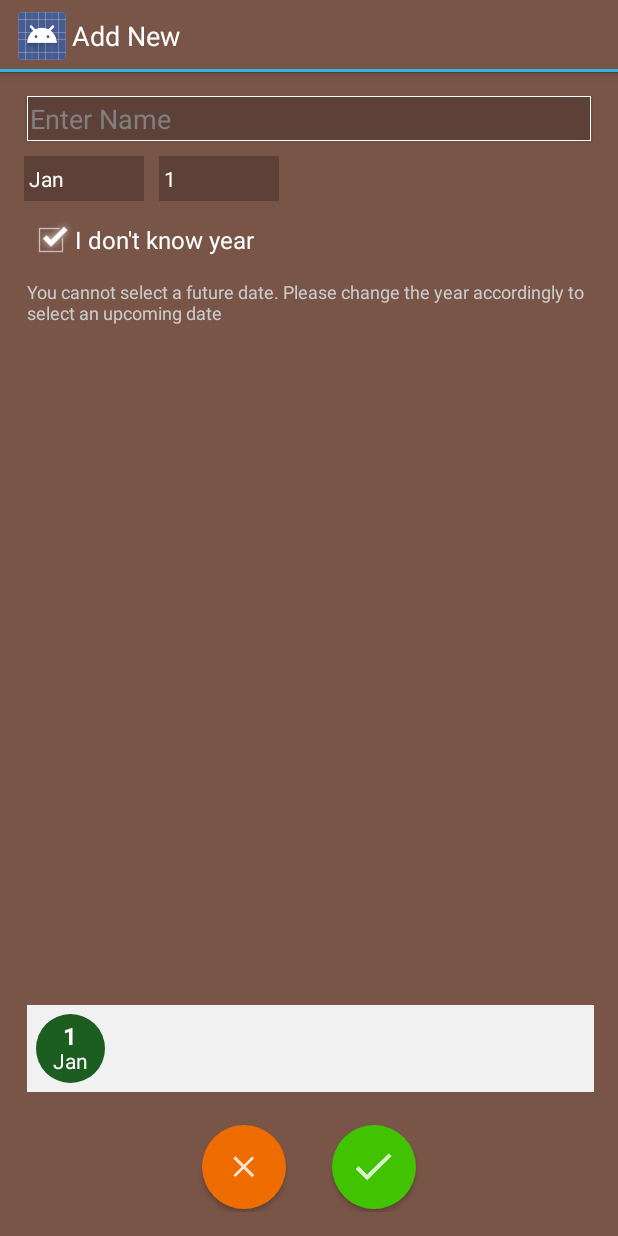
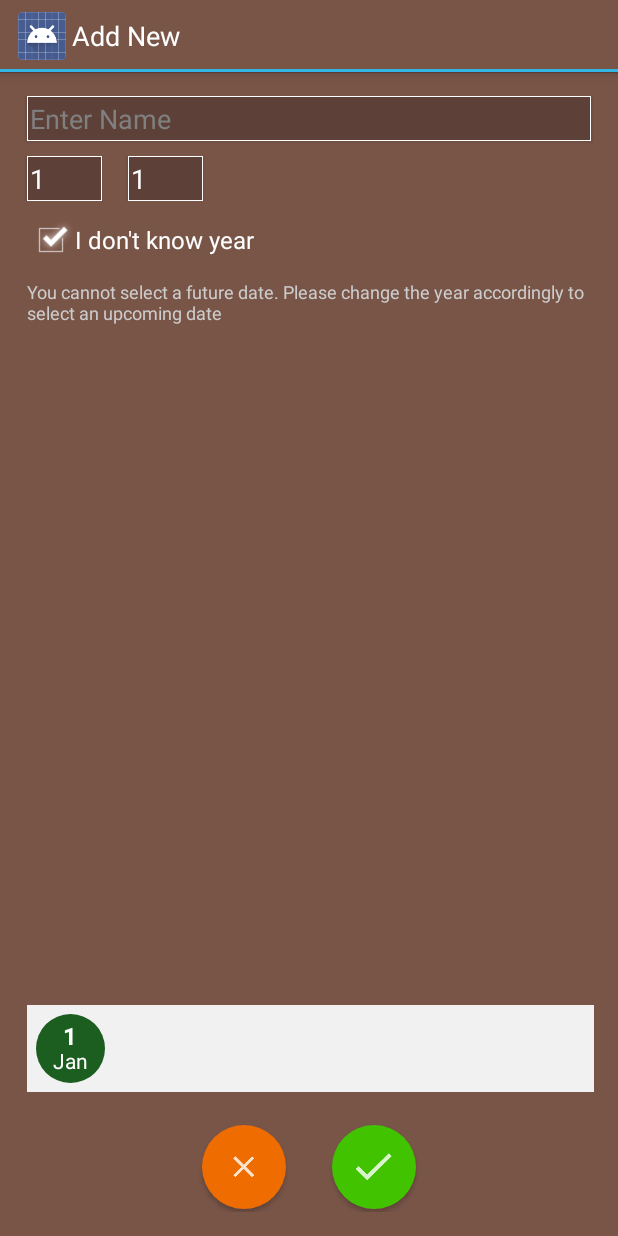
Before and after one commit to antandbuffalo/BirthdayReminder, an Android app: the AddNew screen opened directly, with no data from a screen before it, on a phone screen of 412 x 824 dp. Run offline under Robolectric (Android 15) with nearby library versions, the phone set to English and light mode, and no system bars.

Commit message:
placed text box instead of spinner

```diff
--- a/app/src/main/java/com/antandbuffalo/birthdayreminder/addnew/AddNew.java
+++ b/app/src/main/java/com/antandbuffalo/birthdayreminder/addnew/AddNew.java
@@ -33,7 +33,7 @@ public class AddNew extends FragmentActivity {
     AddNewViewModel addNewViewModel;
 
     TextView namePreview, desc, dateField, monthField, yearField;
-    Spinner yearSpinner, monthSpinner, datesSpinner;
+    EditText dateInput, monthInput, yearInput;
     LinearLayout circle;
     CheckBox removeYear;
 
@@ -54,55 +54,10 @@ public class AddNew extends FragmentActivity {
         currentDayOfYear = Util.getCurrentDayOfYear();
         recentDayOfYear = Util.getRecentDayOfYear();
 
-        addYearsToSpinner(yearSpinner);
-        addMonthsToSpinner(monthSpinner);
-        addDatesToSpinner(datesSpinner);
+        dateInput.setText(addNewViewModel.getSelectedDate() + "");
+        monthInput.setText(addNewViewModel.getSelectedMonth() + "");
+        yearInput.setText(addNewViewModel.getSelectedYear() + "");
 
-        yearSpinner.setSelection(addNewViewModel.getSelectedYearPosition());
-        monthSpinner.setSelection(addNewViewModel.getSelectedMonthPosition());
-        datesSpinner.setSelection(addNewViewModel.getSelectedDatePosition());
-
-        yearSpinner.setOnItemSelectedListener(new AdapterView.OnItemSelectedListener() {
-            @Override
-            public void onItemSelected(AdapterView<?> parent, View view, int position, long id) {
-                addNewViewModel.setSelectedYear(Integer.parseInt(yearSpinner.getSelectedItem().toString()));
-                addMonthsToSpinner(monthSpinner);
-                addDatesToSpinner(datesSpinner);
-                monthSpinner.setSelection(addNewViewModel.getSelectedMonthPosition());
-                datesSpinner.setSelection(addNewViewModel.getSelectedDatePosition());
-                preview();
-            }
-            @Override
-            public void onNothingSelected(AdapterView<?> parent) {
-            }
-        });
-
-        monthSpinner.setOnItemSelectedListener(new AdapterView.OnItemSelectedListener() {
-            @Override
-            public void onItemSelected(AdapterView<?> parent, View view, int position, long id) {
-                Log.i("Item select", "" + position);
-                addNewViewModel.setSelectedMonth(monthSpinner.getSelectedItemPosition());
-                addDatesToSpinner(datesSpinner);
-                datesSpinner.setSelection(addNewViewModel.getSelectedDatePosition());
-                preview();
-            }
-            @Override
-            public void onNothingSelected(AdapterView<?> parent) {
-                Log.i("Item select", "" + parent);
-            }
-        });
-
-        datesSpinner.setOnItemSelectedListener(new AdapterView.OnItemSelectedListener() {
-            @Override
-            public void onItemSelected(AdapterView<?> parent, View view, int position, long id) {
-                addNewViewModel.setSelectedDate(Integer.parseInt(datesSpinner.getSelectedItem().toString()));
-                preview();
-            }
-            @Override
-            public void onNothingSelected(AdapterView<?> parent) {
-                Log.i("Item select", "" + parent);
-            }
-        });
         name.addTextChangedListener(new TextWatcher() {
             @Override
             public void beforeTextChanged(CharSequence s, int start, int count, int after) {
@@ -124,16 +79,11 @@ public class AddNew extends FragmentActivity {
             public void onCheckedChanged(CompoundButton buttonView, boolean isChecked) {
                 addNewViewModel.setRemoveYear(isChecked);
                 if(isChecked) {
-                    yearSpinner.setVisibility(View.INVISIBLE);
+                    yearInput.setVisibility(View.INVISIBLE);
                 }
                 else {
-                    yearSpinner.setVisibility(View.VISIBLE);
+                    yearInput.setVisibility(View.VISIBLE);
                 }
-                addMonthsToSpinner(monthSpinner);
-                addDatesToSpinner(datesSpinner);
-                monthSpinner.setSelection(addNewViewModel.getSelectedMonthPosition());
-                datesSpinner.setSelection(addNewViewModel.getSelectedDatePosition());
-                yearSpinner.setSelection(addNewViewModel.getSelectedYearPosition());
                 preview();
             }
         });
@@ -207,28 +157,6 @@ public class AddNew extends FragmentActivity {
         removeYear.setChecked(addNewViewModel.getRemoveYear());
     }
 
-    public void addMonthsToSpinner(Spinner spinner) {
-        ArrayAdapter<String> dataAdapter = new ArrayAdapter<String>(this,
-                R.layout.spinner_item, addNewViewModel.getMonths());
-        dataAdapter.setDropDownViewResource(android.R.layout.simple_spinner_dropdown_item);
-        spinner.setAdapter(dataAdapter);
-    }
-
-    public void addDatesToSpinner(Spinner spinner) {
-        ArrayAdapter<String> dataAdapter = new ArrayAdapter<String>(this,
-                R.layout.spinner_item, addNewViewModel.getDates());
-        dataAdapter.setDropDownViewResource(android.R.layout.simple_spinner_dropdown_item);
-        spinner.setAdapter(dataAdapter);
-    }
-
-    public void addYearsToSpinner(Spinner spinner) {
-        ArrayAdapter<String> dataAdapter = new ArrayAdapter<String>(this,
-                R.layout.spinner_item, addNewViewModel.getYears());
-        //ArrayAdapter
-        dataAdapter.setDropDownViewResource(android.R.layout.simple_spinner_dropdown_item);
-        spinner.setAdapter(dataAdapter);
-    }
-
     public void preview() {
         addNewViewModel.setDateOfBirth();
 
@@ -273,11 +201,11 @@ public class AddNew extends FragmentActivity {
     public void initLayout() {
         name = (EditText)findViewById(R.id.personName);
 
+        dateInput = (EditText) findViewById(R.id.date);
+        monthInput = (EditText)findViewById(R.id.month);
+        yearInput = findViewById(R.id.year);
+
         removeYear = (CheckBox) findViewById(R.id.removeYear);
-
-        monthSpinner = (Spinner) findViewById(R.id.monthSpinner);
-        datesSpinner = (Spinner) findViewById(R.id.dateSpinner);
-        yearSpinner = (Spinner) findViewById(R.id.yearSpinner);
 
         save = (ImageButton) findViewById(R.id.save);
         save.setBackgroundResource(R.drawable.save_button);
@@ -299,8 +227,8 @@ public class AddNew extends FragmentActivity {
         name.setText(addNewViewModel.name);
         removeYear.setChecked(addNewViewModel.getRemoveYear());
 
-        yearSpinner.setSelection(addNewViewModel.getSelectedYearPosition());
-        monthSpinner.setSelection(addNewViewModel.getSelectedMonthPosition());
-        datesSpinner.setSelection(addNewViewModel.getSelectedDatePosition());
+        yearInput.setText("");
+        monthInput.setText("");
+        dateInput.setText("");
     }
 }
--- a/app/src/main/java/com/antandbuffalo/birthdayreminder/addnew/AddNewViewModel.java
+++ b/app/src/main/java/com/antandbuffalo/birthdayreminder/addnew/AddNewViewModel.java
@@ -31,7 +31,8 @@ public class AddNewViewModel extends ViewModel {
         cal.setTime(new Date());
         date = cal.get(Calendar.DATE);
         month = cal.get(Calendar.MONTH);
-        year = Constants.REMOVE_YEAR_VALUE;
+        year = cal.get(Calendar.YEAR);
+        //year = Constants.REMOVE_YEAR_VALUE;
 
         isRemoveYear = true;
         name = "";
@@ -45,7 +46,7 @@ public class AddNewViewModel extends ViewModel {
 
     public void setRemoveYear(Boolean removeYear) {
         if(removeYear) {
-            year = Constants.REMOVE_YEAR_VALUE;
+            //year = Constants.REMOVE_YEAR_VALUE;
         }
         isRemoveYear = removeYear;
     }
@@ -59,27 +60,16 @@ public class AddNewViewModel extends ViewModel {
         return (year % 4 == 0);
     }
 
-    public Integer getSelectedYearPosition() {
-        Map<Integer, Integer> yearsMap = getYearsMapper();
-        return yearsMap.get(year);
+    public Integer getSelectedYear() {
+        return year;
     }
 
-    public Integer getSelectedMonthPosition() {
-        List monthsList = getMonths();
-        if(month > monthsList.size() - 1) {
-            month = monthsList.size() - 1;
-        }
-        return month;
+    public Integer getSelectedMonth() {
+        return month + 1;
     }
 
-    public Integer getSelectedDatePosition() {
-        List dateList = getDates();
-        //need to check the max value. Because of different values of month like 28, 29, 30 and 31 days.
-        if(date > dateList.size()) {
-            date = dateList.size();
-        }
-        //date starts from 1. So for the position substract 1
-        return (date - 1);
+    public Integer getSelectedDate() {
+        return date;
     }
 
     public List getDates() {
--- a/app/src/main/res/layout/add_new.xml
+++ b/app/src/main/res/layout/add_new.xml
@@ -11,8 +11,8 @@
         android:id="@+id/personName"
         android:layout_width="wrap_content"
         android:layout_height="30sp"
+        android:layout_alignParentStart="true"
         android:layout_alignParentEnd="true"
-        android:layout_alignParentStart="true"
         android:layout_marginLeft="2sp"
         android:layout_marginRight="2sp"
         android:background="@drawable/addnew_edittext"
@@ -38,34 +38,47 @@
             android:layout_height="match_parent"
             android:orientation="horizontal">
 
-            <Spinner
-                android:id="@+id/monthSpinner"
-                android:layout_width="wrap_content"
-                android:layout_height="match_parent"
-                android:background="@color/bg_edit_text"
-                android:dropDownWidth="80dp"
-                android:paddingLeft="3dp"
-                android:minWidth="80dp" />
+            <EditText
+                android:id="@+id/date"
+                android:layout_width="50dp"
+                android:layout_height="30sp"
+                android:layout_alignParentStart="true"
+                android:layout_alignParentEnd="true"
+                android:layout_marginLeft="2sp"
+                android:layout_marginRight="2sp"
+                android:background="@drawable/addnew_edittext"
+                android:elevation="2dp"
+                android:ems="10"
+                android:hint="DD"
+                android:inputType="date"
+                android:paddingLeft="2dp"
+                android:textColor="@color/addnew_font" />
 
-            <Spinner
-                android:id="@+id/dateSpinner"
-                android:layout_width="wrap_content"
-                android:layout_height="match_parent"
-                android:background="@color/bg_edit_text"
-                android:dropDownWidth="80dp"
-                android:layout_marginLeft="10dp"
-                android:paddingLeft="3dp"
-                android:minWidth="80dp" />
+            <EditText
+                android:id="@+id/month"
+                android:layout_width="50dp"
+                android:layout_height="30sp"
+                android:layout_marginLeft="15sp"
+                android:background="@drawable/addnew_edittext"
+                android:elevation="2dp"
+                android:ems="10"
+                android:hint="MM"
+                android:inputType="date"
+                android:paddingLeft="2dp"
+                android:textColor="@color/addnew_font" />
 
-            <Spinner
-                android:id="@+id/yearSpinner"
-                android:layout_width="wrap_content"
-                android:layout_height="match_parent"
-                android:background="@color/bg_edit_text"
-                android:dropDownWidth="80dp"
-                android:layout_marginLeft="10dp"
-                android:paddingLeft="3dp"
-                android:minWidth="80dp" />
+            <EditText
+                android:id="@+id/year"
+                android:layout_width="60dp"
+                android:layout_height="30sp"
+                android:layout_marginLeft="15sp"
+                android:background="@drawable/addnew_edittext"
+                android:elevation="2dp"
+                android:ems="10"
+                android:hint="YYYY"
+                android:inputType="date"
+                android:paddingLeft="2dp"
+                android:textColor="@color/addnew_font" />
 
         </LinearLayout>
 
--- a/build.gradle
+++ b/build.gradle
@@ -1,14 +1,14 @@
 // Top-level build file where you can add configuration options common to all sub-projects/modules.
 
 buildscript {
-    ext.kotlin_version = '1.2.21'
+    ext.kotlin_version = '1.2.51'
     repositories {
         jcenter()
         google()
     }
     dependencies {
         //classpath 'com.android.tools.build:gradle:2.3.2'
-        classpath 'com.android.tools.build:gradle:3.1.3'
+        classpath 'com.android.tools.build:gradle:3.2.1'
         classpath "org.jetbrains.kotlin:kotlin-gradle-plugin:$kotlin_version"
 
         // NOTE: Do not place your application dependencies here; they belong
```
Also changed, not shown: app/build.gradle (+5 -5 lines), gradle/wrapper/gradle-wrapper.properties, 1 other file.
